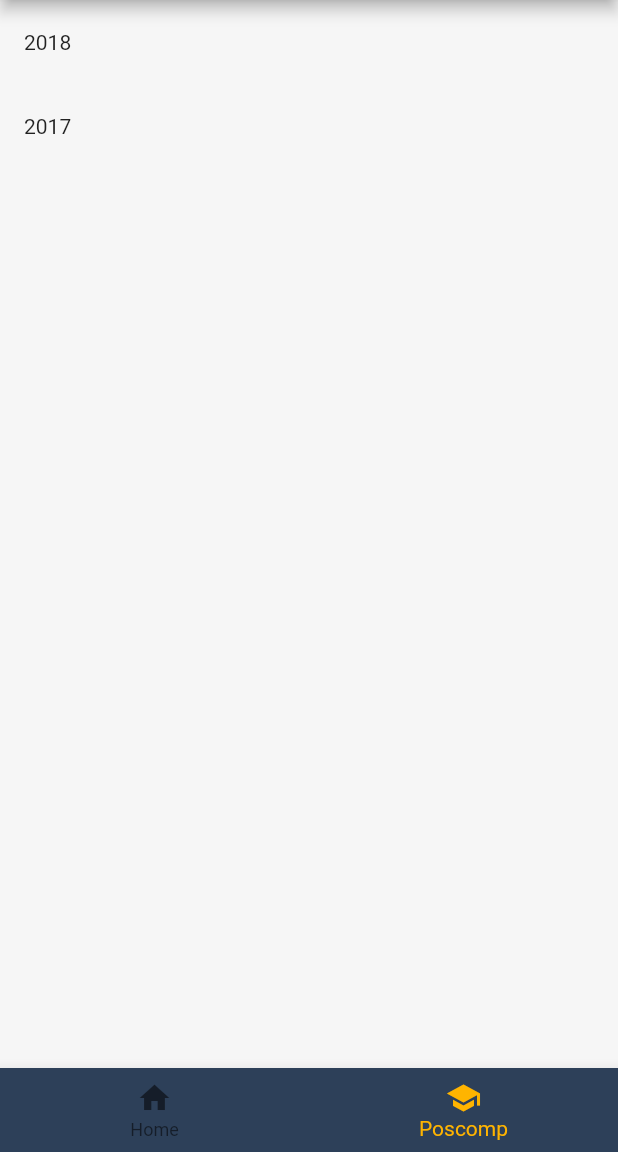
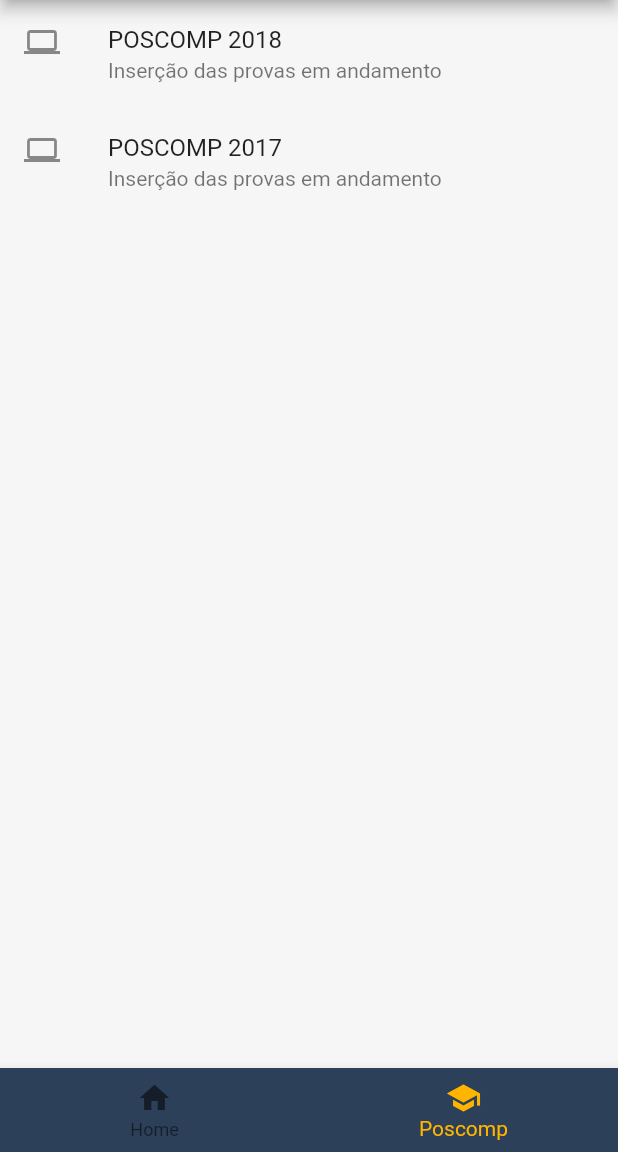
Before and after one commit to f2acode/computeiro, a Flutter app: the screen it shows after launch, on a phone screen of 412 x 824 dp, the part 84-1236 px from its top. Run offline on Flutter 3.47's test engine with Material 2 defaults, Android fonts, the phone set to English and light mode, and no system bars; drawn by our look-alikes of flutter_markdown; our stand-ins replace flutter_redux, redux.

Commit message:
Improve list style

```diff
--- a/lib/components/organisms/PoscompExams/index.dart
+++ b/lib/components/organisms/PoscompExams/index.dart
@@ -1,6 +1,5 @@
 import 'package:flutter/material.dart';
 import 'package:flutter_redux/flutter_redux.dart';
-import 'package:flutter_markdown/flutter_markdown.dart';
 
 import 'package:computeiro/store/models/index.dart';
 import 'package:computeiro/components/pages/index.dart';
@@ -20,9 +19,10 @@ class PoscompExams extends StatelessWidget {
                   itemCount: vm.poscomp.exams.length,
                   itemBuilder: (context, index) {
                     return ListTile(
-                      title: MarkdownBody(
-                        data: vm.poscomp.exams[index].year.toString(),
-                      ),
+                      title: Text(
+                          'POSCOMP ${vm.poscomp.exams[index].year.toString()}'),
+                      subtitle: Text('Inserção das provas em andamento'),
+                      leading: Icon(Icons.computer),
                       onTap: () {
                         vm.onChangeCurrentExam(index);
                         Navigator.push(
```
